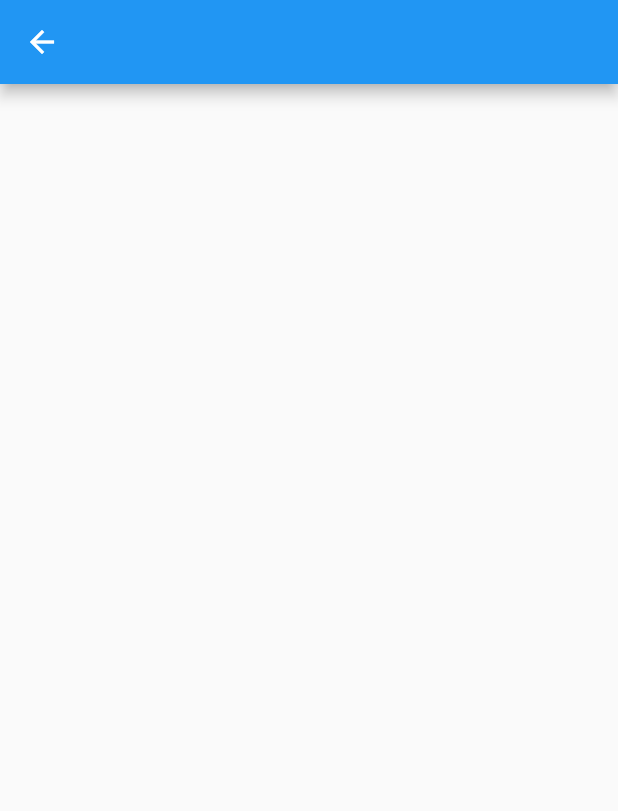
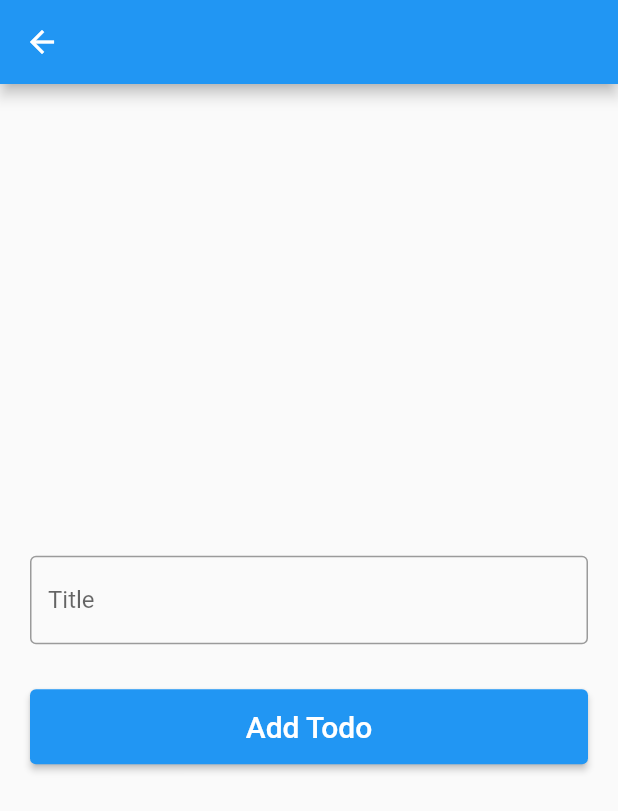
Before and after one commit to jhunderdog/hive, a Flutter app: the AddTodo screen opened directly, on a phone screen of 412 x 824 dp. Shown: the top 811 px of the screen. Run offline on Flutter 3.47's test engine with Material 2 defaults, Android fonts, the phone set to English and light mode, and no system bars; our stand-ins replace hive, hive_flutter; accounts and stored records are empty.

Commit message:
buildaTodo

```diff
--- a/lib/add_todo.dart
+++ b/lib/add_todo.dart
@@ -1,7 +1,10 @@
 import 'package:flutter/material.dart';
+import 'package:hive/hive.dart';
+import 'package:hive_database/todo.dart';
 
 class AddTodo extends StatelessWidget {
-  const AddTodo({Key? key}) : super(key: key);
+  TextEditingController titleContoller = TextEditingController();
+  Box todoBox = Hive.box<Todo>('todo');
 
   @override
   Widget build(BuildContext context) {
@@ -12,7 +15,36 @@ class AddTodo extends StatelessWidget {
         child: Column(
           mainAxisAlignment: MainAxisAlignment.center,
           children: [
-            Text(""),
+            TextField(
+              controller: titleContoller,
+              decoration: InputDecoration(
+                labelText: "Title",
+                border: OutlineInputBorder(),
+              ),
+            ),
+            SizedBox(
+              height: 30,
+            ),
+            Container(
+              height: 50,
+              width: double.infinity,
+              child: ElevatedButton(
+                onPressed: () {
+                  if (titleContoller.text != '') {
+                    Todo newTodo = Todo(
+                      title: titleContoller.text,
+                      isCompleted: false,
+                    );
+                    todoBox.add(newTodo);
+                    Navigator.pop(context);
+                  }
+                },
+                child: Text(
+                  "Add Todo",
+                  style: TextStyle(fontSize: 20),
+                ),
+              ),
+            )
           ],
         ),
       ),
```
Also changed, not shown: lib/home_screen.dart (+35 -37 lines).
